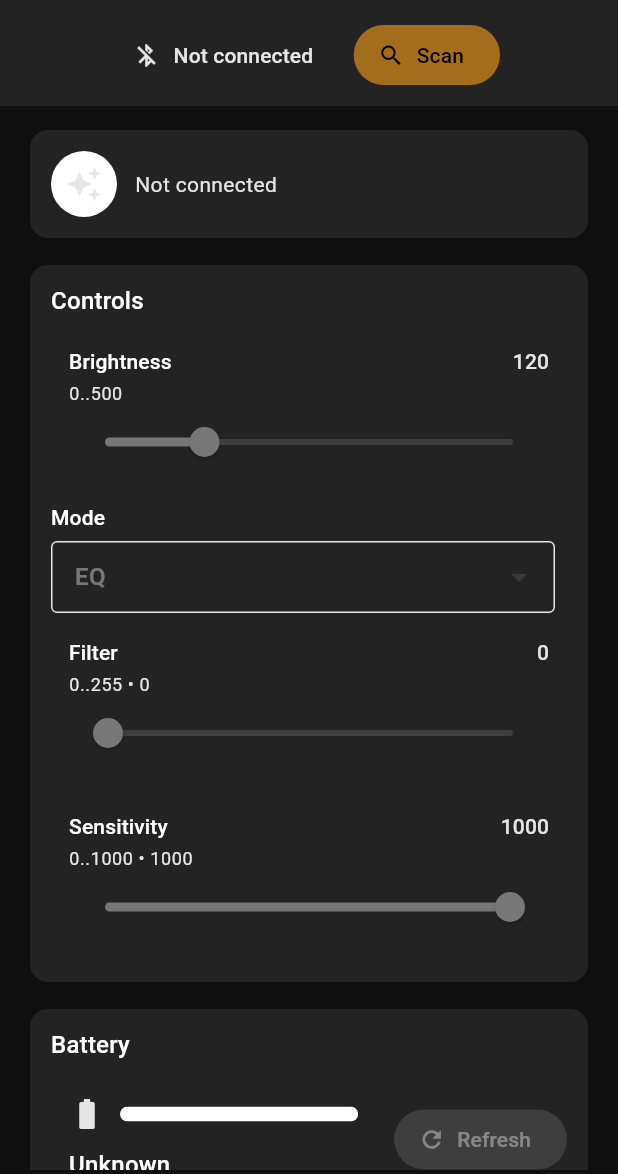
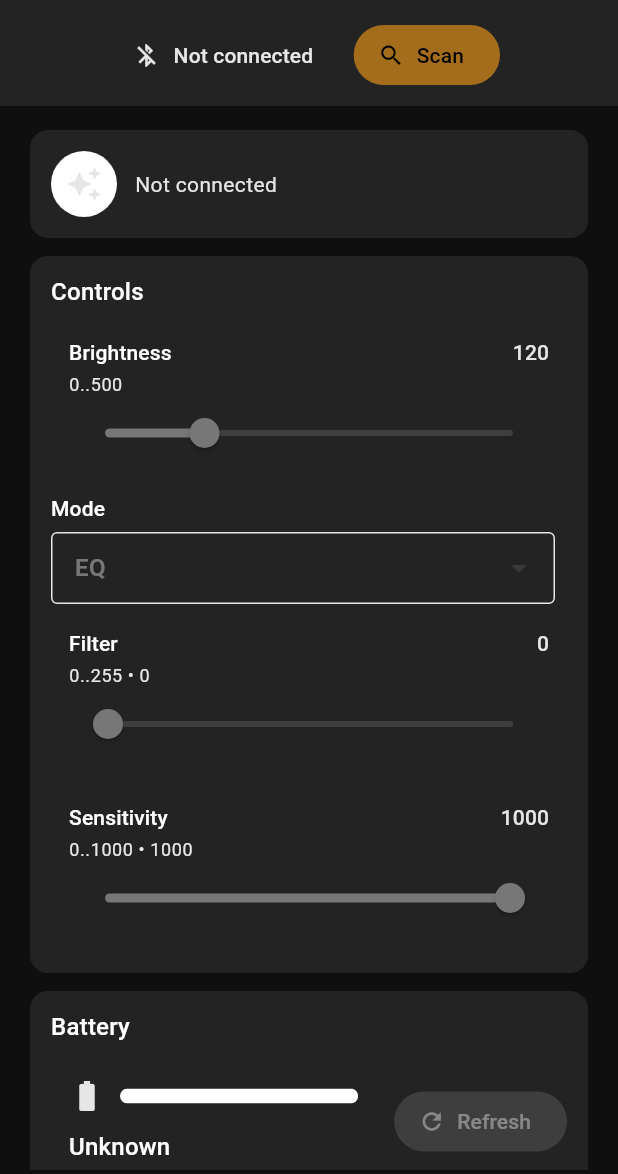
Before and after one commit to chbeeler/led_necklace_control, a Flutter app: the screen it shows after launch, on a phone screen of 412 x 824 dp, the part 62-1236 px from its top. Run offline on Flutter 3.47's test engine with Material 3 defaults, Android fonts, the phone set to English and light mode, and no system bars; missing offline and left inert: universal_ble.

Commit message:
Reduces spacing between cards
Decreases the height between the header, settings, and battery cards to improve the layout and visual appeal.

```diff
--- a/lib/main.dart
+++ b/lib/main.dart
@@ -675,8 +675,8 @@ class _HomePageState extends State<HomePage> {
       body: ListView(
         padding: const EdgeInsets.fromLTRB(16, 12, 16, 14),
         children: [
-          _HeaderCard(deviceName: _deviceName, connected: _connected, status: _status),
-          const SizedBox(height: 10),
+          _HeaderCard(deviceName: _deviceName, connected: _connected),
+          const SizedBox(height: 4),
 
           _SettingsCard(
             enabled: _connected && !_busy,
@@ -693,7 +693,7 @@ class _HomePageState extends State<HomePage> {
             onSensitivityChanged: _debouncedWriteSensitivity,
           ),
 
-          const SizedBox(height: 10),
+          const SizedBox(height: 4),
 
           _BatteryCard(
             enabled: _connected && !_busy,
@@ -702,7 +702,7 @@ class _HomePageState extends State<HomePage> {
             onRefresh: _refreshBattery,
           ),
 
-          const SizedBox(height: 10),
+          const SizedBox(height: 4),
 
         //   Container(
         //     padding: const EdgeInsets.all(12),
```
